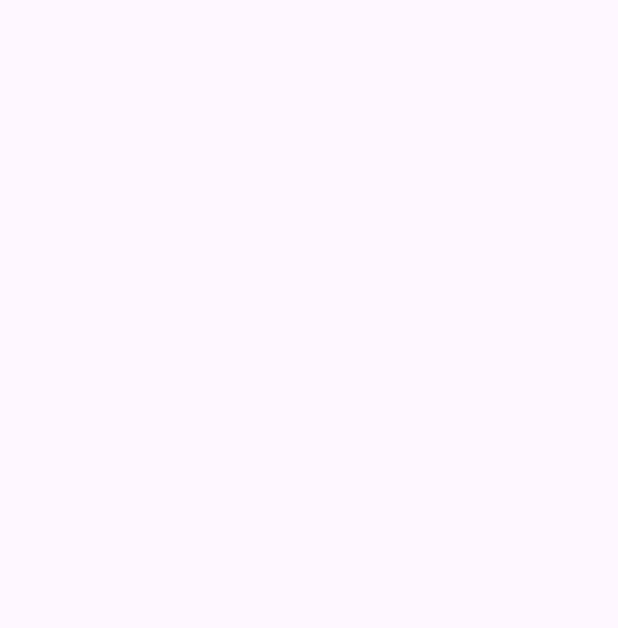
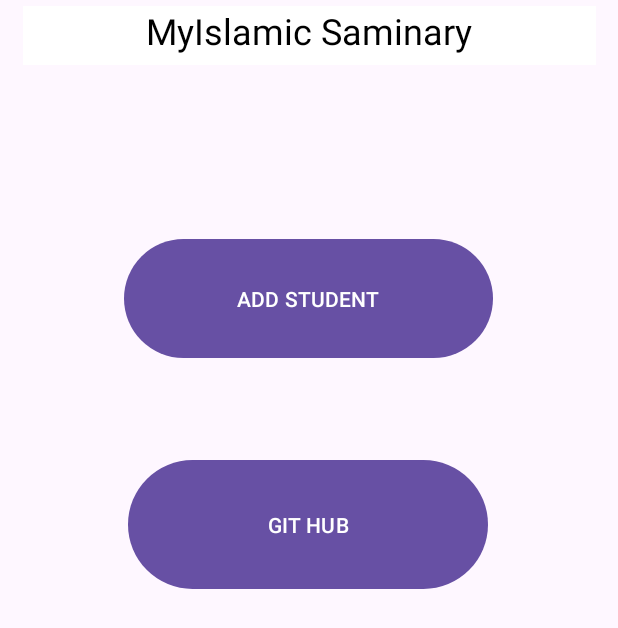
Before and after one commit to Usman8902/Student-Recorrd, an Android app: the screen it shows after launch (MainActivity), on a phone screen of 412 x 824 dp. Before the commit the part shown is empty. Shown: the top 628 px of the screen. Run offline under Robolectric (Android 15) with nearby library versions, the phone set to English and light mode, and no system bars.

```diff
--- a/app/src/main/res/layout/activity_main.xml
+++ b/app/src/main/res/layout/activity_main.xml
@@ -4,4 +4,42 @@
     xmlns:tools="http://schemas.android.com/tools"
     android:layout_width="match_parent"
     android:layout_height="match_parent"
-    tools:context=".MainActivity"/>
+    tools:context=".MainActivity">
+
+    <TextView
+        android:id="@+id/textView"
+        android:layout_width="382dp"
+        android:layout_height="39dp"
+        android:layout_marginTop="4dp"
+        android:background="@color/white"
+        android:text="MyIslamic Saminary"
+        android:textAlignment="center"
+        android:textColor="@color/black"
+        android:textSize="24sp"
+        app:layout_constraintEnd_toEndOf="parent"
+        app:layout_constraintStart_toStartOf="parent"
+        app:layout_constraintTop_toTopOf="parent" />
+
+    <Button
+        android:id="@+id/button2"
+        android:layout_width="246dp"
+        android:layout_height="87dp"
+        android:layout_marginTop="112dp"
+        android:text="ADD STUDENT"
+        app:layout_constraintEnd_toEndOf="parent"
+        app:layout_constraintHorizontal_bias="0.497"
+        app:layout_constraintStart_toStartOf="parent"
+        app:layout_constraintTop_toBottomOf="@+id/textView" />
+
+    <Button
+        android:id="@+id/button3"
+        android:layout_width="240dp"
+        android:layout_height="94dp"
+        android:layout_marginTop="60dp"
+        android:text="GIT HUB"
+        app:layout_constraintEnd_toEndOf="parent"
+        app:layout_constraintHorizontal_bias="0.495"
+        app:layout_constraintStart_toStartOf="parent"
+        app:layout_constraintTop_toBottomOf="@+id/button2" />
+
+</androidx.constraintlayout.widget.ConstraintLayout>
```
